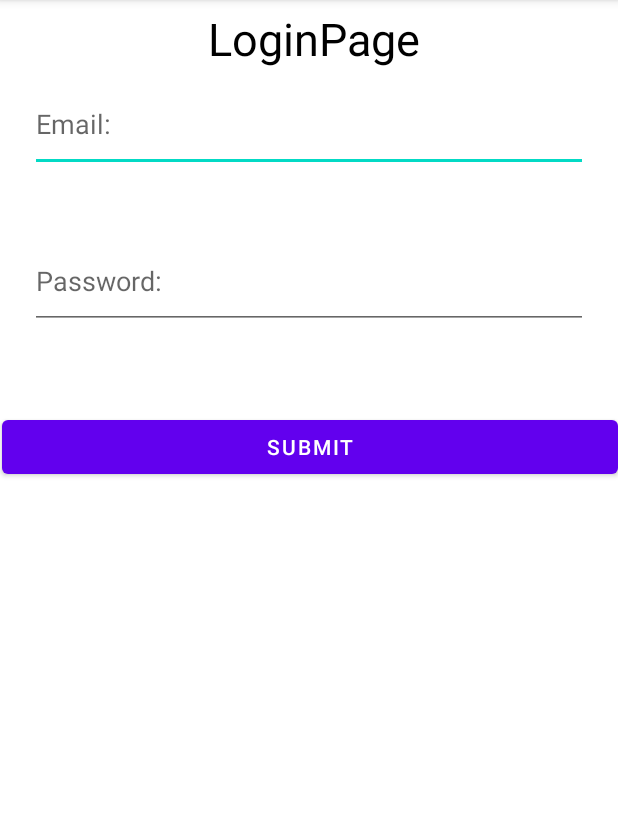
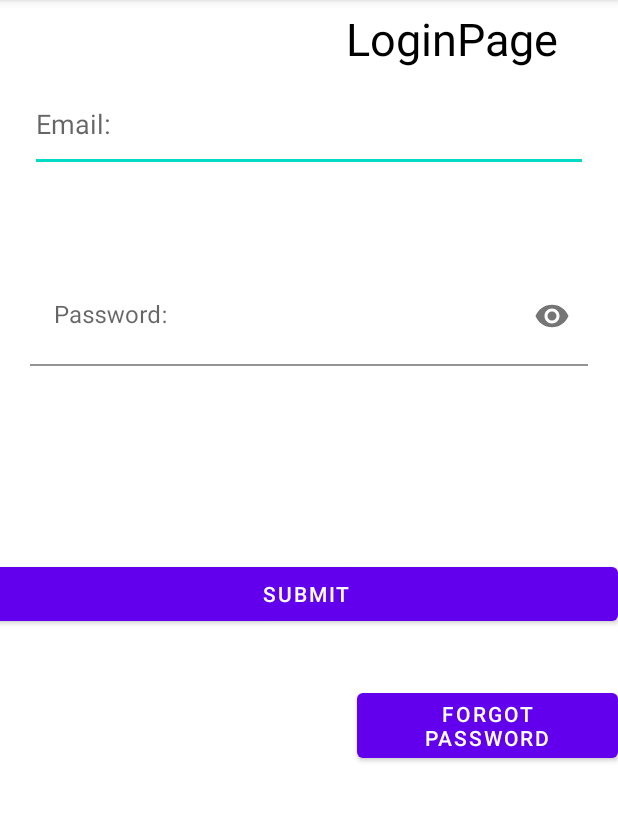
Before and after one commit to kaitlyntorres/Lyrical, an Android app: the loginActivity screen opened directly, with no data from a screen before it, on a phone screen of 412 x 824 dp, the part 84-906 px from its top. Run offline under Robolectric (Android 15) with nearby library versions, the phone set to English and light mode, and no system bars; our stand-ins replace Firebase (no records; nobody signed in at launch, a user with empty details on screens opened directly).

Commit message:
firebase stuff

```diff
--- a/app/src/main/java/com/example/lyrical/loginActivity.kt
+++ b/app/src/main/java/com/example/lyrical/loginActivity.kt
@@ -1,5 +1,6 @@
     package com.example.lyrical
 
+    import android.content.DialogInterface
     import android.content.Intent
     import androidx.appcompat.app.AppCompatActivity
     import android.os.Bundle
@@ -10,6 +11,7 @@
     import android.widget.Button
     import android.widget.EditText
     import android.widget.TextView
+    import androidx.appcompat.app.AlertDialog
     import java.security.AccessController.getContext
 
 
@@ -20,6 +22,8 @@
     lateinit var email: EditText
     lateinit var passwd: EditText
     private lateinit var loginbutton: Button
+    private lateinit var forgot: Button
+
 
     lateinit var auth: FirebaseAuth
     class loginActivity: AppCompatActivity() {
@@ -29,6 +33,7 @@
             // reads in data from login xml by its id
             email = findViewById(R.id.email)
             passwd = findViewById(R.id.password)
+            forgot = findViewById(R.id.forgot)
             loginbutton = findViewById(R.id.submitbutton)
             // connection to firebase
             auth = Firebase.auth
@@ -36,13 +41,18 @@
             loginbutton.setOnClickListener {
                 login()
             }
+            forgot.setOnClickListener {
+                val i = Intent(this, forgotActivity::class.java)
+                startActivity(i)
+            }
+
         }
 
 
         private fun login() {
 
 
-           // var sampleContext=loginActivity.getContext()
+            // var sampleContext=loginActivity.getContext()
             // converts user input to string
             val e = email.text.toString()
             val password = passwd.text.toString()
@@ -59,7 +69,8 @@
 
             auth.signInWithEmailAndPassword(e, password).addOnCompleteListener(this) {
                 if (it.isSuccessful) {
-                    Toast.makeText(applicationContext, "Login Successful", Toast.LENGTH_SHORT).show()
+                    Toast.makeText(applicationContext, "Login Successful", Toast.LENGTH_SHORT)
+                        .show()
                     // if login is successful, continues on to app
                     val i = Intent(this, guestActivity::class.java)
                     startActivity(i)
@@ -67,15 +78,7 @@
 
                     email.setError("Email or Password incorrect")
                     passwd.setError("Email or Password incorrect")
-
-
-
-
-
-
                 }
-
             }
-
         }
     }
--- a/app/src/main/res/layout/loginpage.xml
+++ b/app/src/main/res/layout/loginpage.xml
@@ -14,7 +14,7 @@
         android:layout_alignParentStart="true"
         android:layout_alignParentTop="true"
         android:layout_centerHorizontal="true"
-        android:layout_marginStart="102dp"
+        android:layout_marginStart="194dp"
         android:layout_marginTop="5dp"
         android:layout_weight="1"
         android:gravity="center"
@@ -34,18 +34,27 @@
         android:inputType="text"
         android:paddingBottom="20dp" />
 
+    <com.google.android.material.textfield.TextInputLayout
+        android:layout_width="match_parent"
+        android:layout_height="131dp"
+        android:layout_below="@id/email"
+        android:layout_centerVertical="true"
+        android:layout_marginTop="13dp"
+        app:passwordToggleEnabled="true">>
+
         <EditText
             android:id="@+id/password"
             android:layout_width="match_parent"
             android:layout_height="wrap_content"
-        android:layout_below="@+id/email"
             android:layout_marginLeft="20dp"
             android:layout_marginTop="50dp"
             android:layout_marginRight="20dp"
+            android:background="@color/white"
             android:drawablePadding="10dp"
             android:hint="Password:"
             android:inputType="textPassword"
             android:paddingBottom="20dp" />
+    </com.google.android.material.textfield.TextInputLayout>
 
     <Button
         android:id="@+id/submitbutton"
@@ -55,9 +64,20 @@
         android:layout_alignParentTop="true"
         android:layout_centerHorizontal="true"
         android:layout_gravity="bottom"
-        android:layout_marginStart="1dp"
-        android:layout_marginTop="274dp"
+        android:layout_marginStart="-4dp"
+        android:layout_marginTop="372dp"
         android:text="Submit" />
+
+    <Button
+        android:id="@+id/forgot"
+        android:layout_width="wrap_content"
+        android:layout_height="wrap_content"
+        android:layout_alignParentStart="true"
+        android:layout_alignParentTop="true"
+        android:layout_gravity="bottom"
+        android:layout_marginStart="238dp"
+        android:layout_marginTop="456dp"
+        android:text="Forgot Password" />
 
 
 </RelativeLayout>
```
Also changed, not shown: app/src/main/java/com/example/lyrical/forgotActivity.kt (added, +11 -0 lines), app/src/main/java/com/example/lyrical/guestActivity.kt (+26 -0 lines), app/src/main/res/layout/forgot.xml (added, +10 -0 lines), app/src/main/res/layout/guest.xml (+15 -3 lines), app/src/main/res/layout/register.xml (+42 -24 lines). Lines whose indentation alone changed are shown as unchanged.
